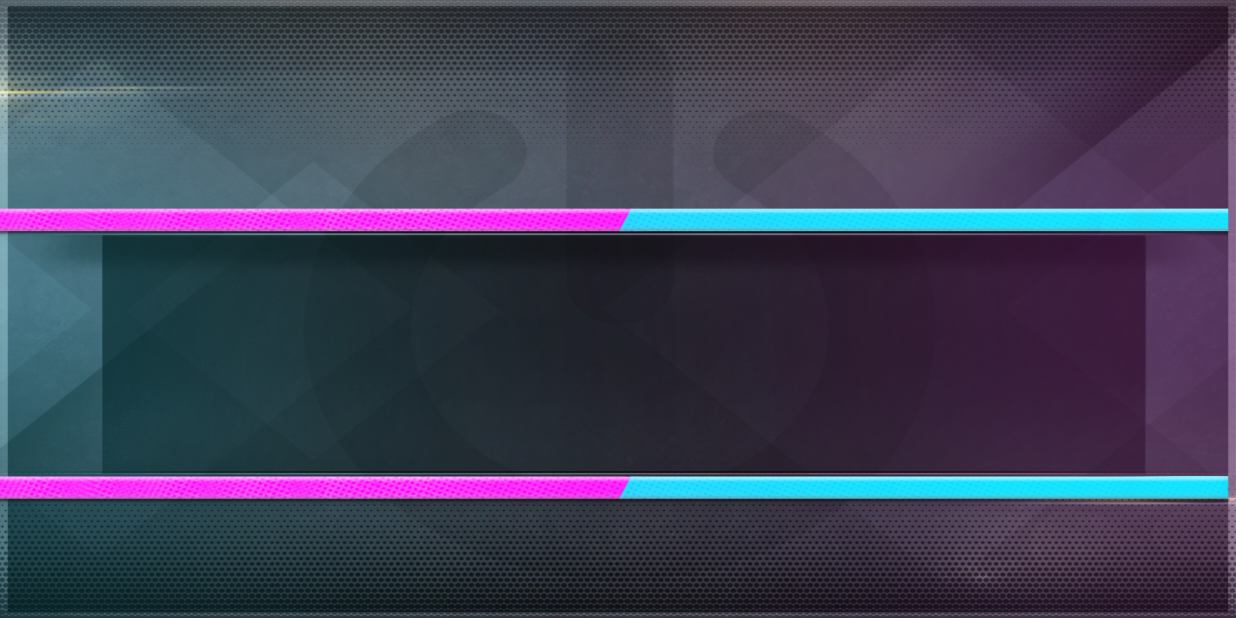
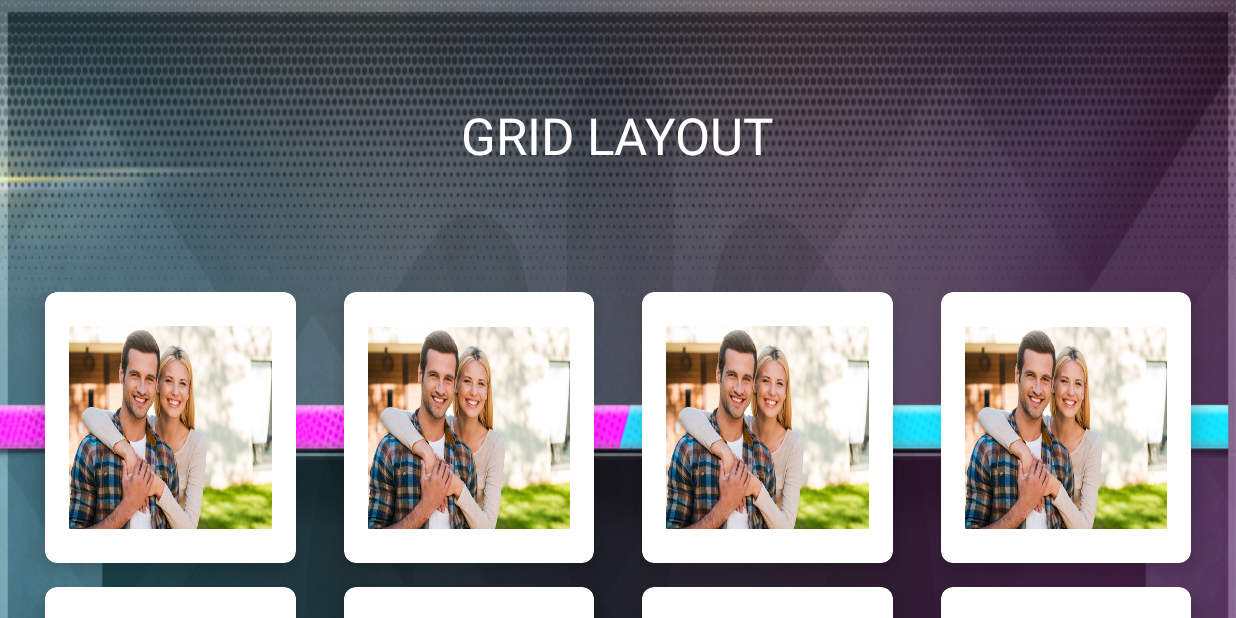
Before and after one commit to jaimelombanag/TabletConcurso, an Android app: the screen it shows after launch (SplashActivity before the commit, GridActivity after it), on a phone screen of 824 x 412 dp (held sideways). Run offline under Robolectric (Android 15) with nearby library versions, the light colour scheme and no system bars.

Commit message:
Se crea activity grid

```diff
--- /dev/null
+++ b/TabletConcurso/app/src/main/java/com/tablet/concurso/Actividades/GridActivity.java
@@ -0,0 +1,70 @@
+package com.tablet.concurso.Actividades;
+
+import android.annotation.SuppressLint;
+import android.graphics.Color;
+import android.support.v7.app.AppCompatActivity;
+import android.os.Bundle;
+import android.support.v7.widget.CardView;
+import android.view.View;
+import android.widget.GridLayout;
+import android.widget.Toast;
+
+import com.tablet.concurso.R;
+
+public class GridActivity extends AppCompatActivity {
+
+    GridLayout mainGrid;
+
+    @SuppressLint("MissingInflatedId")
+    @Override
+    protected void onCreate(Bundle savedInstanceState) {
+        super.onCreate(savedInstanceState);
+        setContentView(R.layout.activity_grid);
+
+        mainGrid = (GridLayout) findViewById(R.id.mainGrid);
+
+        //Set Event
+        setSingleEvent(mainGrid);
+        //setToggleEvent(mainGrid);
+    }
+
+    private void setToggleEvent(GridLayout mainGrid) {
+        //Loop all child item of Main Grid
+        for (int i = 0; i < mainGrid.getChildCount(); i++) {
+            //You can see , all child item is CardView , so we just cast object to CardView
+            final CardView cardView = (CardView) mainGrid.getChildAt(i);
+            cardView.setOnClickListener(new View.OnClickListener() {
+                @Override
+                public void onClick(View view) {
+                    if (cardView.getCardBackgroundColor().getDefaultColor() == -1) {
+                        //Change background color
+                        cardView.setCardBackgroundColor(Color.parseColor("#FF6F00"));
+                        Toast.makeText(GridActivity.this, "State : True", Toast.LENGTH_SHORT).show();
+
+                    } else {
+                        //Change background color
+                        cardView.setCardBackgroundColor(Color.parseColor("#FFFFFF"));
+                        Toast.makeText(GridActivity.this, "State : False", Toast.LENGTH_SHORT).show();
+                    }
+                }
+            });
+        }
+    }
+
+    private void setSingleEvent(GridLayout mainGrid) {
+        //Loop all child item of Main Grid
+        for (int i = 0; i < mainGrid.getChildCount(); i++) {
+            //You can see , all child item is CardView , so we just cast object to CardView
+            CardView cardView = (CardView) mainGrid.getChildAt(i);
+            final int finalI = i;
+            cardView.setOnClickListener(new View.OnClickListener() {
+                @Override
+                public void onClick(View view) {
+
+
+
+                }
+            });
+        }
+    }
+}
--- a/TabletConcurso/app/src/main/java/com/tablet/concurso/Actividades/SplashActivity.java
+++ b/TabletConcurso/app/src/main/java/com/tablet/concurso/Actividades/SplashActivity.java
@@ -163,6 +163,14 @@ public class SplashActivity extends AppCompatActivity {
         //LeeIpInicial();
         ListaDatos();
         LeerIp();
+
+
+
+        Intent activity = new Intent();
+        activity.addFlags(Intent.FLAG_ACTIVITY_NEW_TASK);
+        activity.setClass(getApplicationContext(), GridActivity.class);
+        getApplicationContext().startActivity(activity);
+        finish();
 
 
 
--- /dev/null
+++ b/TabletConcurso/app/src/main/res/layout/activity_grid.xml
@@ -0,0 +1,518 @@
+<?xml version="1.0" encoding="utf-8"?>
+<ScrollView xmlns:android="http://schemas.android.com/apk/res/android"
+    xmlns:app="http://schemas.android.com/apk/res-auto"
+    xmlns:tools="http://schemas.android.com/tools"
+    android:layout_width="match_parent"
+    android:layout_height="match_parent"
+    tools:context=".Actividades.GridActivity">
+
+    <LinearLayout
+        android:orientation="vertical"
+        android:background="@drawable/fondo"
+        android:weightSum="10"
+        android:layout_width="match_parent"
+        android:layout_height="wrap_content">
+
+        <RelativeLayout
+            android:layout_weight="2"
+            android:layout_width="match_parent"
+            android:layout_height="0dp">
+
+            <TextView
+                android:id="@+id/textGrid"
+                android:text="GRID LAYOUT"
+                android:textSize="34sp"
+                android:textColor="@android:color/white"
+                android:layout_centerInParent="true"
+                android:layout_width="wrap_content"
+                android:layout_height="wrap_content" />
+
+        </RelativeLayout>
+
+        <GridLayout
+            android:id="@+id/mainGrid"
+            android:columnCount="4"
+            android:rowCount="3"
+            android:alignmentMode="alignMargins"
+            android:columnOrderPreserved="false"
+            android:layout_weight="8"
+            android:layout_width="match_parent"
+            android:layout_height="match_parent"
+            android:padding="14dp"
+            >
+
+            <!-- Row 1 -->
+
+            <!-- Column 1 -->
+            <android.support.v7.widget.CardView
+                android:layout_width="0dp"
+                android:layout_height="0dp"
+                android:layout_columnWeight="1"
+                android:layout_rowWeight="1"
+                android:layout_marginBottom="16dp"
+                android:layout_marginLeft="16dp"
+                android:layout_marginRight="16dp"
+                app:cardElevation="8dp"
+                app:cardCornerRadius="8dp"
+                >
+
+                <LinearLayout
+                    android:layout_gravity="center_horizontal|center_vertical"
+                    android:layout_margin="16dp"
+                    android:orientation="vertical"
+                    android:layout_width="wrap_content"
+                    android:layout_height="wrap_content">
+
+                    <ImageView
+                        android:src="@drawable/foto_pareja"
+                        android:layout_gravity="center_horizontal"
+                        android:layout_width="wrap_content"
+                        android:layout_height="wrap_content" />
+
+                    <TextView
+                        android:text="Me"
+                        android:textAlignment="center"
+                        android:textColor="@android:color/black"
+                        android:textSize="18sp"
+                        android:textStyle="bold"
+                        android:layout_width="wrap_content"
+                        android:layout_height="wrap_content" />
+
+                </LinearLayout>
+
+            </android.support.v7.widget.CardView>
+
+            <!-- Column 2 -->
+            <android.support.v7.widget.CardView
+                android:layout_width="0dp"
+                android:layout_height="0dp"
+                android:layout_columnWeight="1"
+                android:layout_rowWeight="1"
+                android:layout_marginBottom="16dp"
+                android:layout_marginLeft="16dp"
+                android:layout_marginRight="16dp"
+                app:cardElevation="8dp"
+                app:cardCornerRadius="8dp"
+                >
+
+                <LinearLayout
+                    android:layout_gravity="center_horizontal|center_vertical"
+                    android:layout_margin="16dp"
+                    android:orientation="vertical"
+                    android:layout_width="wrap_content"
+                    android:layout_height="wrap_content">
+
+                    <ImageView
+                        android:src="@drawable/foto_pareja"
+                        android:layout_gravity="center_horizontal"
+                        android:layout_width="wrap_content"
+                        android:layout_height="wrap_content" />
+
+                    <TextView
+                        android:text="Family"
+                        android:textAlignment="center"
+                        android:textColor="@android:color/black"
+                        android:textSize="18sp"
+                        android:textStyle="bold"
+                        android:layout_width="wrap_content"
+                        android:layout_height="wrap_content" />
+
+                </LinearLayout>
+
+            </android.support.v7.widget.CardView>
+
+
+            <!-- Row 2 -->
+
+            <!-- Column 1 -->
+            <android.support.v7.widget.CardView
+                android:layout_width="0dp"
+                android:layout_height="0dp"
+                android:layout_columnWeight="1"
+                android:layout_rowWeight="1"
+                android:layout_marginBottom="16dp"
+                android:layout_marginLeft="16dp"
+                android:layout_marginRight="16dp"
+                app:cardElevation="8dp"
+                app:cardCornerRadius="8dp"
+                >
+
+                <LinearLayout
+                    android:layout_gravity="center_horizontal|center_vertical"
+                    android:layout_margin="16dp"
+                    android:orientation="vertical"
+                    android:layout_width="wrap_content"
+                    android:layout_height="wrap_content">
+
+                    <ImageView
+                        android:src="@drawable/foto_pareja"
+                        android:layout_gravity="center_horizontal"
+                        android:layout_width="wrap_content"
+                        android:layout_height="wrap_content" />
+
+                    <TextView
+                        android:text="Lovely"
+                        android:textAlignment="center"
+                        android:textColor="@android:color/black"
+                        android:textSize="18sp"
+                        android:textStyle="bold"
+                        android:layout_width="wrap_content"
+                        android:layout_height="wrap_content" />
+
+                </LinearLayout>
+
+            </android.support.v7.widget.CardView>
+
+            <!-- Column 2 -->
+            <android.support.v7.widget.CardView
+                android:layout_width="0dp"
+                android:layout_height="0dp"
+                android:layout_columnWeight="1"
+                android:layout_rowWeight="1"
+                android:layout_marginBottom="16dp"
+                android:layout_marginLeft="16dp"
+                android:layout_marginRight="16dp"
+                app:cardElevation="8dp"
+                app:cardCornerRadius="8dp"
+                >
+
+                <LinearLayout
+                    android:layout_gravity="center_horizontal|center_vertical"
+                    android:layout_margin="16dp"
+                    android:orientation="vertical"
+                    android:layout_width="wrap_content"
+                    android:layout_height="wrap_content">
+
+                    <ImageView
+                        android:src="@drawable/foto_pareja"
+                        android:layout_gravity="center_horizontal"
+                        android:layout_width="wrap_content"
+                        android:layout_height="wrap_content" />
+
+                    <TextView
+                        android:text="Team"
+                        android:textAlignment="center"
+                        android:textColor="@android:color/black"
+                        android:textSize="18sp"
+                        android:textStyle="bold"
+                        android:layout_width="wrap_content"
+                        android:layout_height="wrap_content" />
+
+                </LinearLayout>
+
+            </android.support.v7.widget.CardView>
+
+
+            <!-- Row 2 -->
+
+            <!-- Column 1 -->
+            <android.support.v7.widget.CardView
+                android:layout_width="0dp"
+                android:layout_height="0dp"
+                android:layout_columnWeight="1"
+                android:layout_rowWeight="1"
+                android:layout_marginBottom="16dp"
+                android:layout_marginLeft="16dp"
+                android:layout_marginRight="16dp"
+                app:cardElevation="8dp"
+                app:cardCornerRadius="8dp"
+                >
+
+                <LinearLayout
+                    android:layout_gravity="center_horizontal|center_vertical"
+                    android:layout_margin="16dp"
+                    android:orientation="vertical"
+                    android:layout_width="wrap_content"
+                    android:layout_height="wrap_content">
+
+                    <ImageView
+                        android:src="@drawable/foto_pareja"
+                        android:layout_gravity="center_horizontal"
+                        android:layout_width="wrap_content"
+                        android:layout_height="wrap_content" />
+
+                    <TextView
+                        android:text="Friends"
+                        android:textAlignment="center"
+                        android:textColor="@android:color/black"
+                        android:textSize="18sp"
+                        android:textStyle="bold"
+                        android:layout_width="wrap_content"
+                        android:layout_height="wrap_content" />
+
+                </LinearLayout>
+
+            </android.support.v7.widget.CardView>
+
+            <!-- Column 2 -->
+            <android.support.v7.widget.CardView
+                android:layout_width="0dp"
+                android:layout_height="0dp"
+                android:layout_columnWeight="1"
+                android:layout_rowWeight="1"
+                android:layout_marginBottom="16dp"
+                android:layout_marginLeft="16dp"
+                android:layout_marginRight="16dp"
+                app:cardElevation="8dp"
+                app:cardCornerRadius="8dp"
+                >
+
+                <LinearLayout
+                    android:layout_gravity="center_horizontal|center_vertical"
+                    android:layout_margin="16dp"
+                    android:orientation="vertical"
+                    android:layout_width="wrap_content"
+                    android:layout_height="wrap_content">
+
+                    <ImageView
+                        android:src="@drawable/foto_pareja"
+                        android:layout_gravity="center_horizontal"
+                        android:layout_width="wrap_content"
+                        android:layout_height="wrap_content" />
+
+                    <TextView
+                        android:text="Calendars"
+                        android:textAlignment="center"
+                        android:textColor="@android:color/black"
+                        android:textSize="18sp"
+                        android:textStyle="bold"
+                        android:layout_width="wrap_content"
+                        android:layout_height="wrap_content" />
+
+                </LinearLayout>
+
+            </android.support.v7.widget.CardView>
+
+            <android.support.v7.widget.CardView
+                android:layout_width="0dp"
+                android:layout_height="0dp"
+                android:layout_columnWeight="1"
+                android:layout_rowWeight="1"
+                android:layout_marginBottom="16dp"
+                android:layout_marginLeft="16dp"
+                android:layout_marginRight="16dp"
+                app:cardElevation="8dp"
+                app:cardCornerRadius="8dp"
+                >
+
+                <LinearLayout
+                    android:layout_gravity="center_horizontal|center_vertical"
+                    android:layout_margin="16dp"
+                    android:orientation="vertical"
+                    android:layout_width="wrap_content"
+                    android:layout_height="wrap_content">
+
+                    <ImageView
+                        android:src="@drawable/foto_pareja"
+                        android:layout_gravity="center_horizontal"
+                        android:layout_width="wrap_content"
+                        android:layout_height="wrap_content" />
+
+                    <TextView
+                        android:text="Calendars"
+                        android:textAlignment="center"
+                        android:textColor="@android:color/black"
+                        android:textSize="18sp"
+                        android:textStyle="bold"
+                        android:layout_width="wrap_content"
+                        android:layout_height="wrap_content" />
+
+                </LinearLayout>
+
+            </android.support.v7.widget.CardView>
+
+            <android.support.v7.widget.CardView
+                android:layout_width="0dp"
+                android:layout_height="0dp"
+                android:layout_columnWeight="1"
+                android:layout_rowWeight="1"
+                android:layout_marginBottom="16dp"
+                android:layout_marginLeft="16dp"
+                android:layout_marginRight="16dp"
+                app:cardElevation="8dp"
+                app:cardCornerRadius="8dp"
+                >
+
+                <LinearLayout
+                    android:layout_gravity="center_horizontal|center_vertical"
+                    android:layout_margin="16dp"
+                    android:orientation="vertical"
+                    android:layout_width="wrap_content"
+                    android:layout_height="wrap_content">
+
+                    <ImageView
+                        android:src="@drawable/foto_pareja"
+                        android:layout_gravity="center_horizontal"
+                        android:layout_width="wrap_content"
+                        android:layout_height="wrap_content" />
+
+                    <TextView
+                        android:text="Calendars"
+                        android:textAlignment="center"
+                        android:textColor="@android:color/black"
+                        android:textSize="18sp"
+                        android:textStyle="bold"
+                        android:layout_width="wrap_content"
+                        android:layout_height="wrap_content" />
+
+                </LinearLayout>
+
+            </android.support.v7.widget.CardView>
+
+            <android.support.v7.widget.CardView
+                android:layout_width="0dp"
+                android:layout_height="0dp"
+                android:layout_columnWeight="1"
+                android:layout_rowWeight="1"
+                android:layout_marginBottom="16dp"
+                android:layout_marginLeft="16dp"
+                android:layout_marginRight="16dp"
+                app:cardElevation="8dp"
+                app:cardCornerRadius="8dp"
+                >
+
+                <LinearLayout
+                    android:layout_gravity="center_horizontal|center_vertical"
+                    android:layout_margin="16dp"
+                    android:orientation="vertical"
+                    android:layout_width="wrap_content"
+                    android:layout_height="wrap_content">
+
+                    <ImageView
+                        android:src="@drawable/foto_pareja"
+                        android:layout_gravity="center_horizontal"
+                        android:layout_width="wrap_content"
+                        android:layout_height="wrap_content" />
+
+                    <TextView
+                        android:text="Calendars"
+                        android:textAlignment="center"
+                        android:textColor="@android:color/black"
+                        android:textSize="18sp"
+                        android:textStyle="bold"
+                        android:layout_width="wrap_content"
+                        android:layout_height="wrap_content" />
+
+                </LinearLayout>
+
+            </android.support.v7.widget.CardView>
+
+            <android.support.v7.widget.CardView
+                android:layout_width="0dp"
+                android:layout_height="0dp"
+                android:layout_columnWeight="1"
+                android:layout_rowWeight="1"
+                android:layout_marginBottom="16dp"
+                android:layout_marginLeft="16dp"
+                android:layout_marginRight="16dp"
+                app:cardElevation="8dp"
+                app:cardCornerRadius="8dp"
+                >
+
+                <LinearLayout
+                    android:layout_gravity="center_horizontal|center_vertical"
+                    android:layout_margin="16dp"
+                    android:orientation="vertical"
+                    android:layout_width="wrap_content"
+                    android:layout_height="wrap_content">
+
+                    <ImageView
+                        android:src="@drawable/foto_pareja"
+                        android:layout_gravity="center_horizontal"
+                        android:layout_width="wrap_content"
+                        android:layout_height="wrap_content" />
+
+                    <TextView
+                        android:text="Calendars"
+                        android:textAlignment="center"
+                        android:textColor="@android:color/black"
+                        android:textSize="18sp"
+                        android:textStyle="bold"
+                        android:layout_width="wrap_content"
+                        android:layout_height="wrap_content" />
+
+                </LinearLayout>
+
+            </android.support.v7.widget.CardView>
+
+            <android.support.v7.widget.CardView
+                android:layout_width="0dp"
+                android:layout_height="0dp"
+                android:layout_columnWeight="1"
+                android:layout_rowWeight="1"
+                android:layout_marginBottom="16dp"
+                android:layout_marginLeft="16dp"
+                android:layout_marginRight="16dp"
+                app:cardElevation="8dp"
+                app:cardCornerRadius="8dp"
+                >
+
+                <LinearLayout
+                    android:layout_gravity="center_horizontal|center_vertical"
+                    android:layout_margin="16dp"
+                    android:orientation="vertical"
+                    android:layout_width="wrap_content"
+                    android:layout_height="wrap_content">
+
+                    <ImageView
+                        android:src="@drawable/foto_pareja"
+                        android:layout_gravity="center_horizontal"
+                        android:layout_width="wrap_content"
+                        android:layout_height="wrap_content" />
+
+                    <TextView
+                        android:text="Calendars"
+                        android:textAlignment="center"
+                        android:textColor="@android:color/black"
+                        android:textSize="18sp"
+                        android:textStyle="bold"
+                        android:layout_width="wrap_content"
+                        android:layout_height="wrap_content" />
+
+                </LinearLayout>
+
+            </android.support.v7.widget.CardView>
+
+            <android.support.v7.widget.CardView
+                android:layout_width="0dp"
+                android:layout_height="0dp"
+                android:layout_columnWeight="1"
+                android:layout_rowWeight="1"
+                android:layout_marginBottom="16dp"
+                android:layout_marginLeft="16dp"
+                android:layout_marginRight="16dp"
+                app:cardElevation="8dp"
+                app:cardCornerRadius="8dp"
+                >
+
+                <LinearLayout
+                    android:layout_gravity="center_horizontal|center_vertical"
+                    android:layout_margin="16dp"
+                    android:orientation="vertical"
+                    android:layout_width="wrap_content"
+                    android:layout_height="wrap_content">
+
+                    <ImageView
+                        android:src="@drawable/foto_pareja"
+                        android:layout_gravity="center_horizontal"
+                        android:layout_width="wrap_content"
+                        android:layout_height="wrap_content" />
+
+                    <TextView
+                        android:text="Calendars"
+                        android:textAlignment="center"
+                        android:textColor="@android:color/black"
+                        android:textSize="18sp"
+                        android:textStyle="bold"
+                        android:layout_width="wrap_content"
+                        android:layout_height="wrap_content" />
+
+                </LinearLayout>
+
+            </android.support.v7.widget.CardView>
+
+        </GridLayout>
+
+    </LinearLayout>
+
+</ScrollView>
```
Also changed, not shown: TabletConcurso/app/src/main/AndroidManifest.xml (+7 -4 lines).
